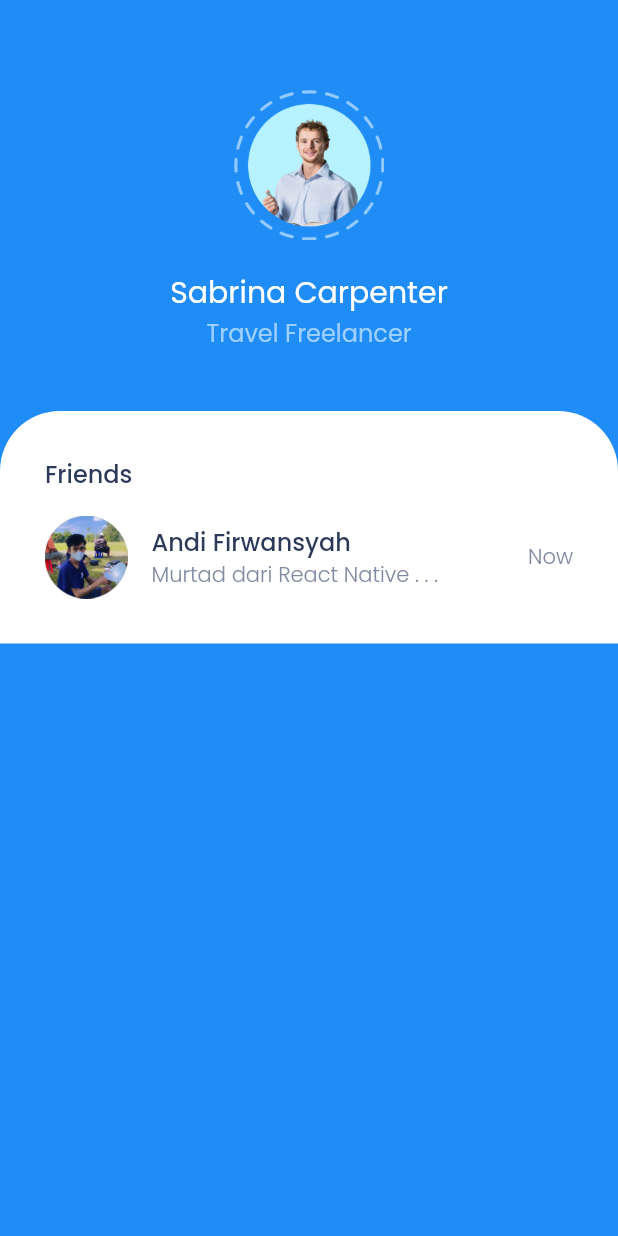
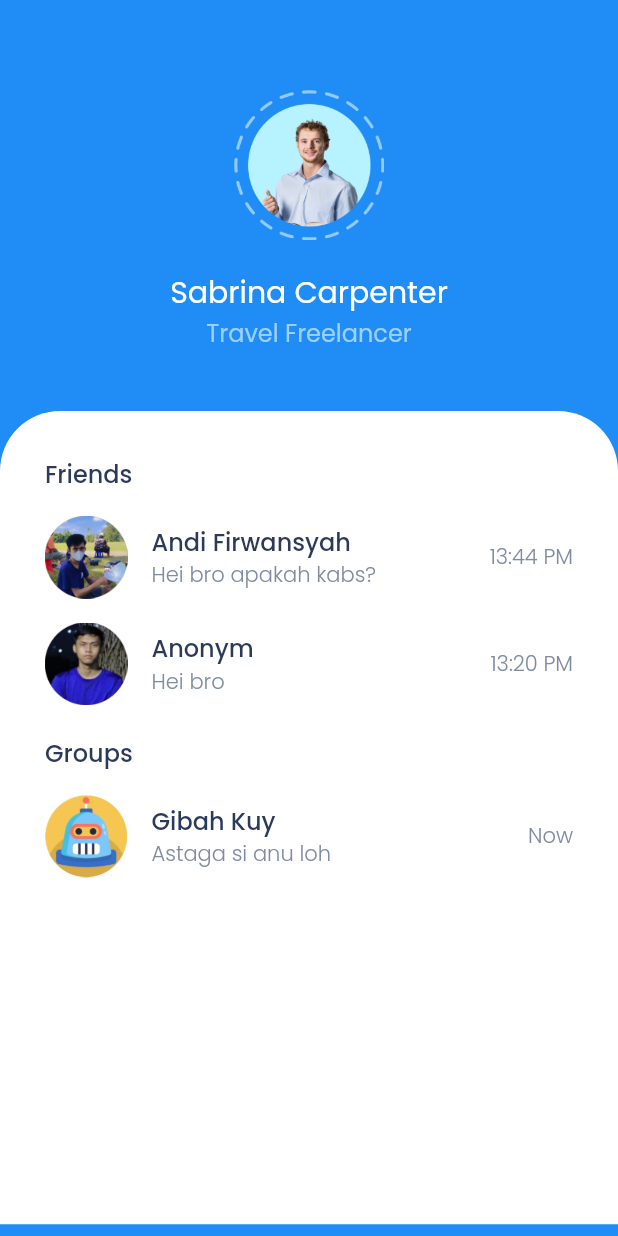
Before and after one commit to AndiWawanK/chatlist, a Flutter app: the screen it shows after launch, on a phone screen of 412 x 824 dp. Run offline on Flutter 3.47's test engine with Material 2 defaults, Android fonts, the light colour scheme and no system bars.

Commit message:
full height of the container widget

```diff
--- a/lib/pages/home_page.dart
+++ b/lib/pages/home_page.dart
@@ -1,5 +1,6 @@
 import 'package:chatty/theme.dart';
 import 'package:flutter/material.dart';
+import 'package:chatty/widgets/chat_tile.dart';
 
 class HomePage extends StatelessWidget {
   const HomePage({Key? key}) : super(key: key);
@@ -25,6 +26,7 @@ class HomePage extends StatelessWidget {
               SizedBox(height: 40),
               Container(
                 width: double.infinity,
+                height: MediaQuery.of(context).size.height * 0.658,
                 padding: EdgeInsets.all(30),
                 decoration: BoxDecoration(
                     color: whiteColor,
@@ -34,21 +36,25 @@ class HomePage extends StatelessWidget {
                   crossAxisAlignment: CrossAxisAlignment.start,
                   children: [
                     Text('Friends', style: titleTextStyle,),
-                    SizedBox(height: 16),
-                    Row(
-                      children: [
-                        Image.asset('assets/images/hackathon.png', width: 55, height: 55,),
-                        SizedBox(width: 16,),
-                        Column(
-                          crossAxisAlignment: CrossAxisAlignment.start,
-                          children: [
-                            Text('Andi Firwansyah', style: titleTextStyle),
-                            Text('Murtad dari React Native . . .', style: subtitleTextStyle,),
-                          ],
-                        ),
-                        Spacer(),
-                        Text('Now', style: subtitleTextStyle)
-                      ],
+                    ChatTile(
+                      avatar: 'assets/images/hackathon.png',
+                      name: 'Andi Firwansyah',
+                      lastMessage: 'Hei bro apakah kabs?',
+                      timestamp: '13:44 PM'
+                    ),
+                    ChatTile(
+                      avatar: 'assets/images/hackhotn2.png',
+                      name: 'Anonym',
+                      lastMessage: 'Hei bro',
+                      timestamp: '13:20 PM'
+                    ),
+                    SizedBox(height: 20,),
+                    Text('Groups', style: titleTextStyle),
+                    ChatTile(
+                      avatar: 'assets/images/avatar1.png',
+                      name: 'Gibah Kuy',
+                      lastMessage: 'Astaga si anu loh',
+                      timestamp: 'Now'
                     ),
                   ],
                 ),
--- /dev/null
+++ b/lib/widgets/chat_tile.dart
@@ -0,0 +1,43 @@
+import 'package:flutter/material.dart';
+import 'package:chatty/theme.dart';
+
+class ChatTile extends StatelessWidget {
+
+  final String avatar;
+  final String name;
+  final String lastMessage;
+  final String timestamp;
+
+  ChatTile({required this.avatar, required this.name, required this.lastMessage, required this.timestamp});
+
+  @override
+  Widget build(BuildContext context) {
+    return Padding(
+      padding: EdgeInsets.only(top: 16),
+      child: Row(
+      children: [
+        Image.asset(
+          avatar,
+          width: 55,
+          height: 55,
+        ),
+        const SizedBox(
+          width: 16,
+        ),
+        Column(
+          crossAxisAlignment: CrossAxisAlignment.start,
+          children: [
+            Text(name, style: titleTextStyle),
+            Text(
+              lastMessage,
+              style: subtitleTextStyle,
+            ),
+          ],
+        ),
+        const Spacer(),
+        Text(timestamp, style: subtitleTextStyle)
+      ],
+    ),
+    );
+  }
+}
```
Also changed, not shown: assets/images/avatar1.png (added), assets/images/hackhotn2.png (added).
